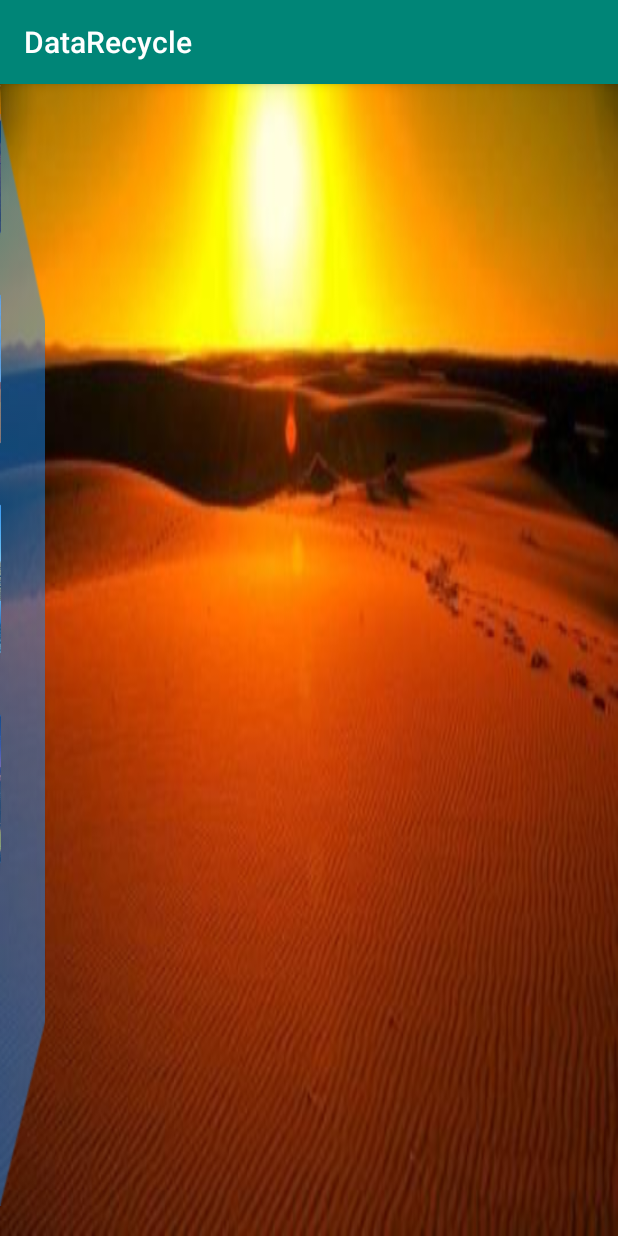
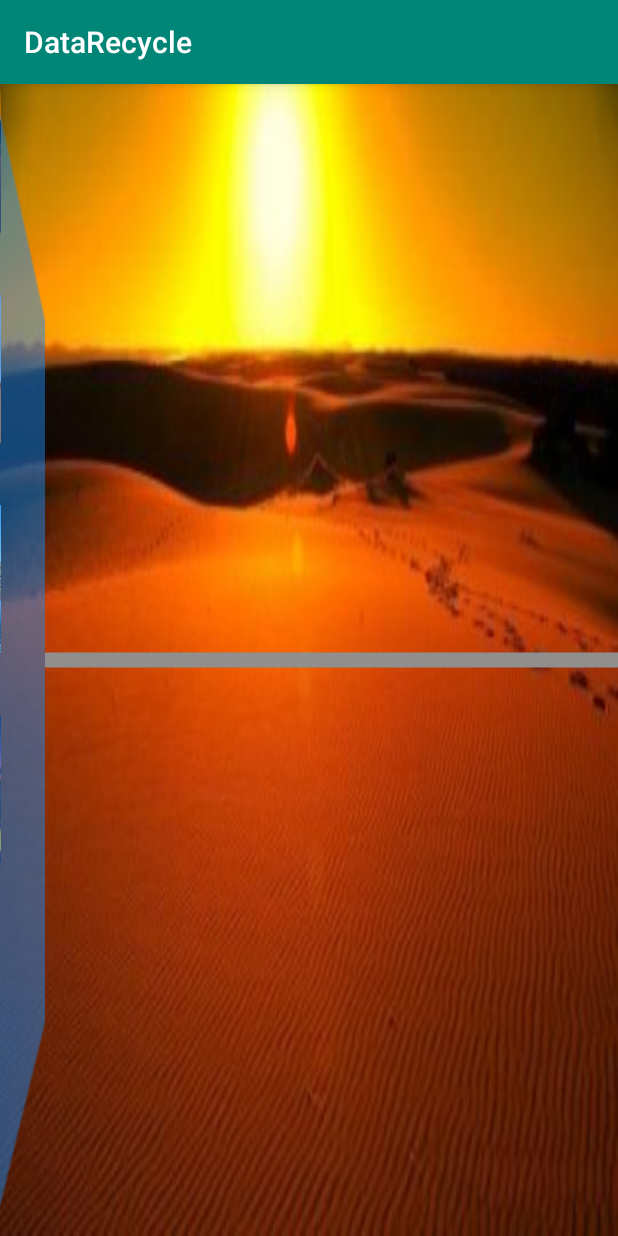
Before and after one commit to moonssad/DataRecycle, an Android app: the LeftActivity screen opened directly, with no data from a screen before it, on a phone screen of 412 x 824 dp. Run offline under Robolectric (Android 15) with nearby library versions, the phone set to English and light mode, and no system bars; our stand-ins replace RxJava; libraries missing offline, so code that uses them is left out: com.jakewharton.rxbinding3; 1 statement that could not run was skipped.

Commit message:
增加一个两个小球的动画

```diff
--- a/app/src/main/java/com/xiniu/datarecycle/RightScrollAcvitity/LeftActivity.java
+++ b/app/src/main/java/com/xiniu/datarecycle/RightScrollAcvitity/LeftActivity.java
@@ -44,7 +44,6 @@ public class LeftActivity extends AppCompatActivity {
         super.onCreate(savedInstanceState);
         setContentView(R.layout.left_activity);
         initView();
-
     }
 
     @SuppressLint({"ClickableViewAccessibility", "CheckResult"})
--- /dev/null
+++ b/app/src/main/java/com/xiniu/datarecycle/utils/Views/CircleDelta.java
@@ -0,0 +1,28 @@
+package com.xiniu.datarecycle.utils.Views;
+
+/**
+ * 创建者：wyz
+ * 创建时间：2020-07-31
+ * 功能描述：
+ * 更新者：
+ * 更新时间：
+ * 更新描述：
+ */
+public class CircleDelta {
+    private float delta = (float)Math.PI/90;
+    private float startDelta ;
+
+    public CircleDelta() {
+        startDelta = 0;
+    }
+
+
+    public float updata(){
+        startDelta = startDelta+ delta;
+        if (startDelta >= Math.PI) {
+            startDelta = 0;
+        }
+        return startDelta;
+    }
+
+}
--- /dev/null
+++ b/app/src/main/java/com/xiniu/datarecycle/utils/Views/doubleCircleView.java
@@ -0,0 +1,116 @@
+package com.xiniu.datarecycle.utils.Views;
+
+import android.annotation.SuppressLint;
+import android.content.Context;
+import android.graphics.Canvas;
+import android.graphics.Paint;
+import android.graphics.PorterDuff;
+import android.graphics.Rect;
+import android.graphics.RectF;
+import android.os.Build;
+import android.util.AttributeSet;
+import android.view.View;
+
+import com.xiniu.datarecycle.R;
+
+import androidx.annotation.Nullable;
+import androidx.annotation.RequiresApi;
+
+/**
+ * 创建者：wyz
+ * 创建时间：2020-07-31
+ * 功能描述：
+ * 更新者：
+ * 更新时间：
+ * 更新描述：
+ */
+public class doubleCircleView extends View {
+    private Paint leftPaint, RightPaint, linePaint;
+    private int width, height;
+    private int dimission = 800;
+    private int radius = 50;
+    CircleDelta circleDelta;
+    private float leftPoint, rightPoint;
+    private float leftRadius, rightRadius;
+
+
+    public doubleCircleView(Context context) {
+        this(context, null);
+    }
+
+    public doubleCircleView(Context context, @Nullable AttributeSet attrs) {
+        this(context, attrs, 0);
+    }
+
+    public doubleCircleView(Context context, @Nullable AttributeSet attrs, int defStyleAttr) {
+        super(context, attrs, defStyleAttr);
+        initView();
+    }
+
+    @SuppressLint("ResourceAsColor")
+    public void initView() {
+        leftPaint = new Paint();
+        leftPaint.setAntiAlias(true);
+        leftPaint.setStrokeWidth(10);
+        leftPaint.setStyle(Paint.Style.FILL_AND_STROKE);
+        leftPaint.setColor(getContext().getResources().getColor(R.color.colorAccent));
+
+        RightPaint = new Paint();
+        RightPaint.setAntiAlias(true);
+        RightPaint.setStrokeWidth(10);
+        RightPaint.setStyle(Paint.Style.FILL_AND_STROKE);
+        RightPaint.setColor(getContext().getResources().getColor(R.color.colorPrimary));
+
+
+        linePaint = new Paint();
+        linePaint.setAntiAlias(true);
+        linePaint.setStrokeWidth(5);
+        linePaint.setStyle(Paint.Style.FILL_AND_STROKE);
+        linePaint.setColor(getContext().getResources().getColor(R.color.color_918f8e));
+        circleDelta = new CircleDelta();
+
+    }
+
+    @Override
+    protected void onMeasure(int widthMeasureSpec, int heightMeasureSpec) {
+        super.onMeasure(widthMeasureSpec, heightMeasureSpec);
+        width = MeasureSpec.getSize(widthMeasureSpec);
+        height = MeasureSpec.getSize(heightMeasureSpec);
+    }
+
+
+    @Override
+    protected void onDraw(Canvas canvas) {
+        super.onDraw(canvas);
+        double delta = circleDelta.updata();
+        leftPoint = width / 2 - dimission / 2 + dimission * (float) Math.sin(delta);
+        rightPoint = width / 2 + dimission / 2 - dimission * (float) Math.sin(delta);
+
+        if (delta > Math.PI / 2) {
+            leftRadius = radius + radius * (float) Math.sin(delta*2)/4;
+            rightRadius = radius - radius * (float) Math.sin(delta*2)/4;
+            canvas.drawCircle(leftPoint, height / 2, leftRadius, leftPaint);
+            canvas.drawCircle(rightPoint, height / 2, rightRadius, RightPaint);
+        }
+        else {
+            leftRadius = radius +radius * (float) Math.sin(delta*2)/4;
+            rightRadius = radius - radius * (float) Math.sin(delta*2)/4;
+            canvas.drawCircle(rightPoint, height / 2, rightRadius, RightPaint);
+            canvas.drawCircle(leftPoint, height / 2, leftRadius, leftPaint);
+        }
+        if (Math.abs(rightPoint - leftPoint) > radius * 2) {
+            float[] positions = getLinePosition(leftPoint, rightPoint);
+            RectF rect = new RectF(positions[0] - leftRadius, height / 2 - 5, positions[1] + rightRadius, height / 2 + 5);
+            canvas.drawRoundRect(rect, 5, 5, linePaint);
+        }
+        invalidate();
+    }
+
+    private float[] getLinePosition(float left, float right) {
+        float[] positions = new float[2];
+        positions[0] = Math.max(left, right);
+        positions[1] = Math.min(left, right);
+        return positions;
+    }
+
+}
--- a/app/src/main/res/layout/left_activity.xml
+++ b/app/src/main/res/layout/left_activity.xml
@@ -37,4 +37,13 @@
         android:alpha="0.5"
         android:id="@+id/left_check"
         />
+
+    <com.xiniu.datarecycle.utils.Views.doubleCircleView
+        android:layout_width="0dp"
+        android:layout_height="match_parent"
+        app:layout_constraintTop_toTopOf="parent"
+        app:layout_constraintBottom_toBottomOf="parent"
+        app:layout_constraintLeft_toRightOf="@+id/left_check"
+        app:layout_constraintRight_toRightOf="parent"
+        />
 </androidx.constraintlayout.widget.ConstraintLayout>
```
